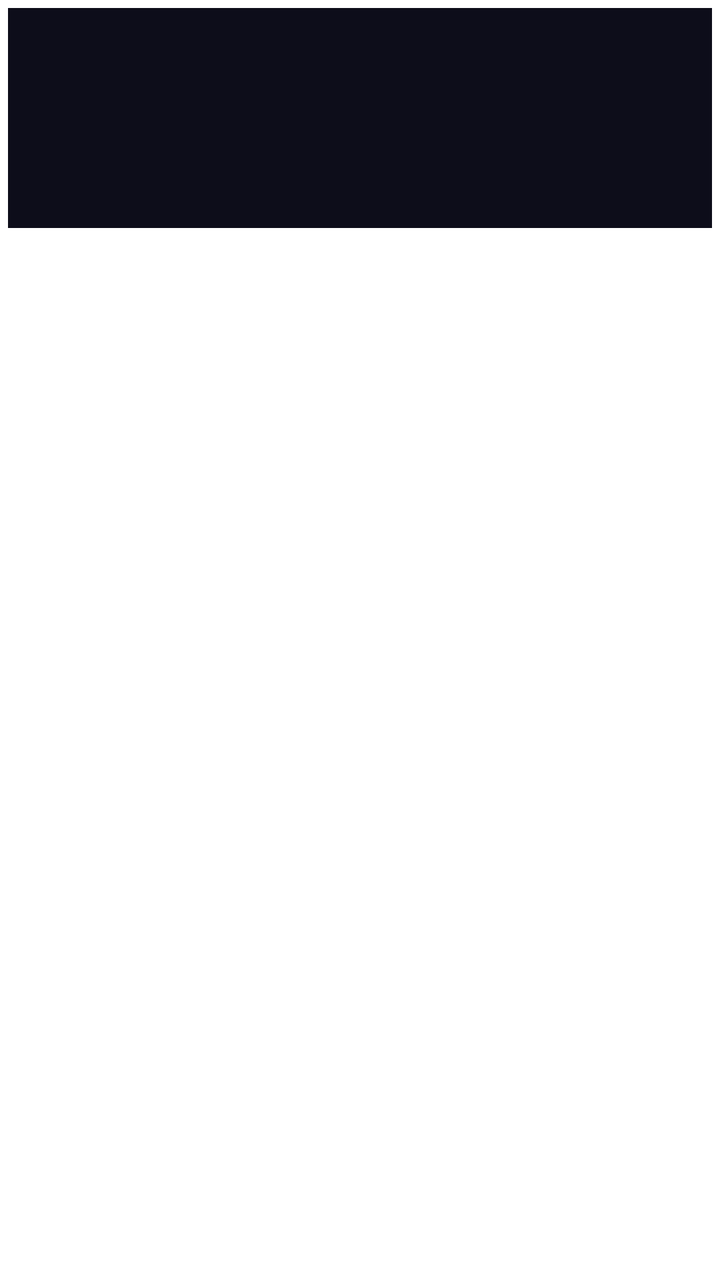
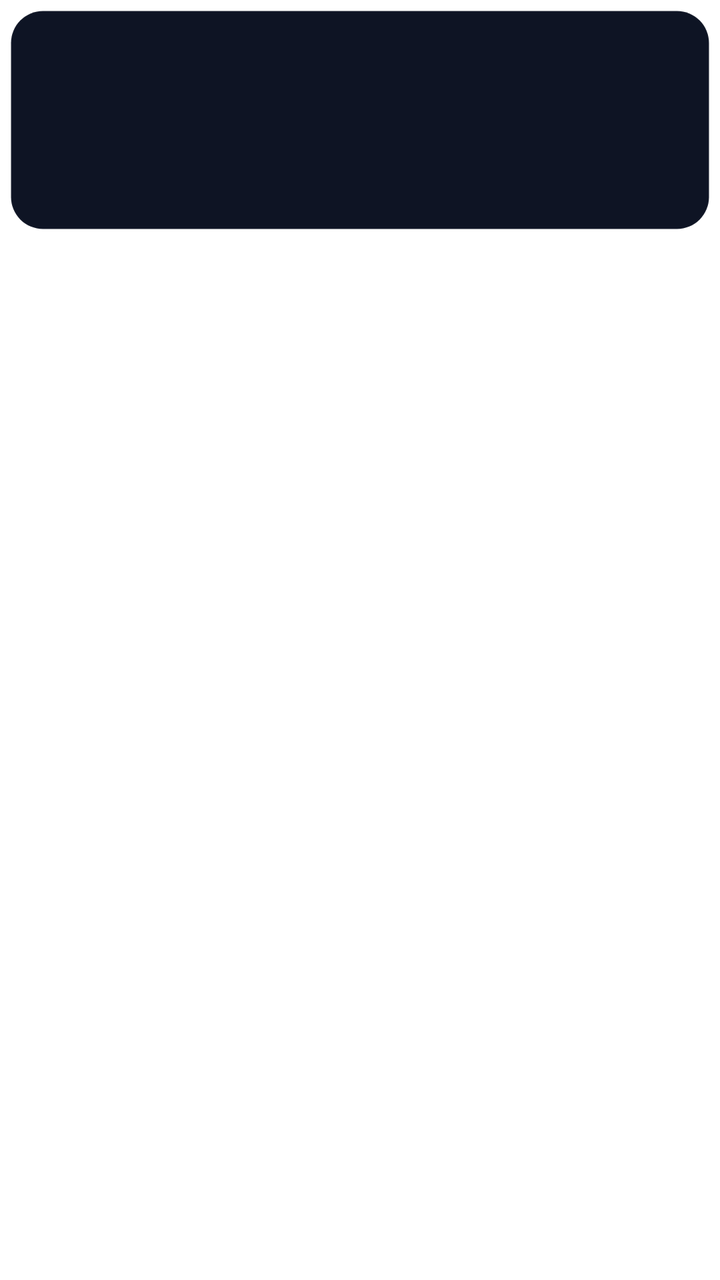

Before-and-after screenshots of an Android layout around one commit, followed by the original layout XML and the change that was made.
<!-- AndroidManifest.xml: application theme Theme.CatMemeStickers -->
<!-- res/layout/item_sticker.xml -->
<?xml version="1.0" encoding="utf-8"?>
<FrameLayout xmlns:android="http://schemas.android.com/apk/res/android"
    android:layout_width="match_parent"
    android:layout_height="wrap_content"
    android:padding="4dp">

    <ImageView
        android:id="@+id/stickerImage"
        android:layout_width="match_parent"
        android:layout_height="110dp"
        android:scaleType="centerInside"
        android:background="#0D0D1A"
        android:padding="6dp" />

</FrameLayout>
<!-- resources referenced by this layout -->
<resources>
  <style name="Theme.CatMemeStickers" parent="Theme.MaterialComponents.DayNight.NoActionBar">
          <item name="colorPrimary">#6C63FF</item>
          <item name="colorPrimaryVariant">#5A52D5</item>
          <item name="colorOnPrimary">#FFFFFF</item>
          <item name="android:statusBarColor">#16213E</item>
      </style>
</resources>

<!-- the commit's change to res/layout/item_sticker.xml (unified diff, before → after) -->
@@ -2,14 +2,14 @@
 <FrameLayout xmlns:android="http://schemas.android.com/apk/res/android"
     android:layout_width="match_parent"
     android:layout_height="wrap_content"
-    android:padding="4dp">
+    android:padding="5dp">
 
     <ImageView
         android:id="@+id/stickerImage"
         android:layout_width="match_parent"
         android:layout_height="110dp"
         android:scaleType="centerInside"
-        android:background="#0D0D1A"
-        android:padding="6dp" />
+        android:background="@drawable/bg_sticker_cell"
+        android:padding="10dp" />
 
 </FrameLayout>
<!-- resource entries referenced after the edit -->
@@ -1,5 +1,13 @@
 <!-- resources referenced by this layout -->
 <resources>
+  <!-- drawable bg_sticker_cell (drawable) -->
+  <?xml version="1.0" encoding="utf-8"?>
+  <shape xmlns:android="http://schemas.android.com/apk/res/android"
+      android:shape="rectangle">
+      <solid android:color="#0E1424" />
+      <stroke android:width="1dp" android:color="#0Affffff" />
+      <corners android:radius="16dp" />
+  </shape>
   <style name="Theme.CatMemeStickers" parent="Theme.MaterialComponents.DayNight.NoActionBar">
           <item name="colorPrimary">#6C63FF</item>
           <item name="colorPrimaryVariant">#5A52D5</item>
